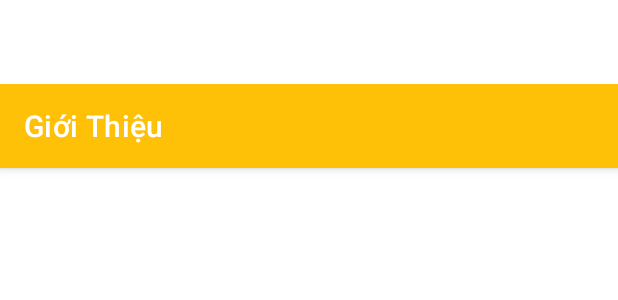
After one commit to zachtrong/Loisusong, an Android app: the layout fragment_about.xml on its own in the app's theme, with its tools: preview values and no code run, on a phone screen of 412 x 824 dp. The commit adds this screen. Shown: the top 300 px of the screen. Run offline under Robolectric (Android 15) with nearby library versions, the phone set to English and light mode, and no system bars.

Commit message:
add fragments of navigation

```diff
--- /dev/null
+++ b/app/src/main/res/layout/fragment_about.xml
@@ -0,0 +1,23 @@
+<?xml version="1.0" encoding="utf-8"?>
+<LinearLayout xmlns:android="http://schemas.android.com/apk/res/android"
+    xmlns:app="http://schemas.android.com/apk/res-auto"
+    android:orientation="vertical"
+    android:layout_width="match_parent"
+    android:layout_height="match_parent"
+    android:fitsSystemWindows="true">
+
+    <android.support.design.widget.AppBarLayout
+        xmlns:android="http://schemas.android.com/apk/res/android"
+        android:id="@+id/ab_about"
+        android:theme="@style/AppTheme.AppBarOverlay"
+        android:layout_width="match_parent"
+        android:layout_height="?attr/actionBarSize">
+
+        <android.support.v7.widget.Toolbar
+            android:id="@+id/tb_about"
+            app:title="@string/app_about"
+            android:layout_width="match_parent"
+            android:layout_height="wrap_content"
+            />
+    </android.support.design.widget.AppBarLayout>
+</LinearLayout>
```
Also changed, not shown: app/src/main/java/com/example/ztrong/loisusong/activity/MainActivity.java (+9 -0 lines), app/src/main/java/com/example/ztrong/loisusong/fragment/AboutFragment.java (added, +31 -0 lines), app/src/main/java/com/example/ztrong/loisusong/fragment/CoffeeFragment.java (added, +31 -0 lines), app/src/main/java/com/example/ztrong/loisusong/fragment/LibraryFragment.java (added, +31 -0 lines), app/src/main/res/layout/fragment_coffee.xml (added, +23 -0 lines), app/src/main/res/layout/fragment_library.xml (added, +23 -0 lines), app/src/main/res/values/strings.xml (+4 -4 lines).
